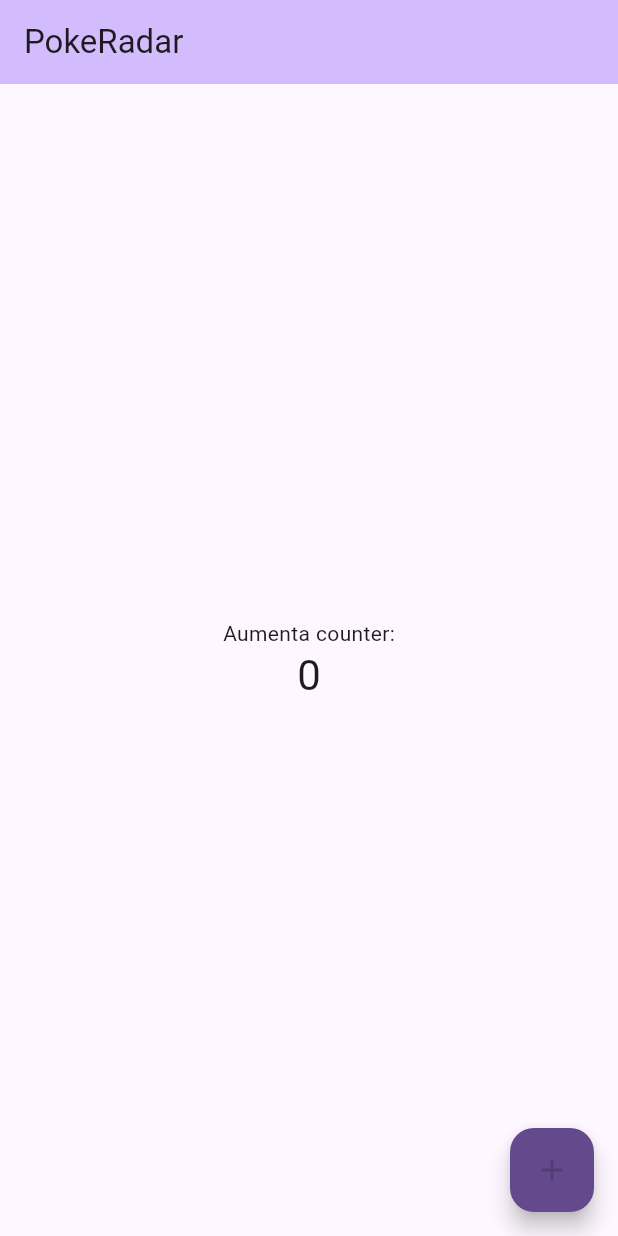
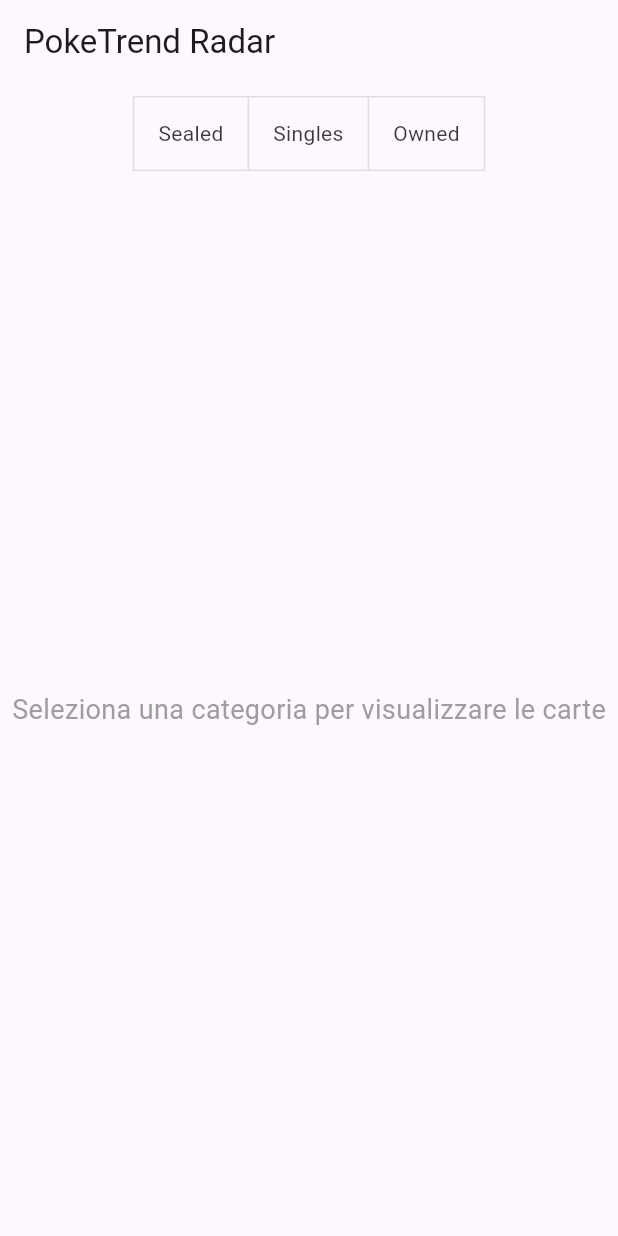
Before and after one commit to Sokoodo/poke_radar_flutter_app, a Flutter app: the screen it shows after launch, on a phone screen of 412 x 824 dp. Run offline on Flutter 3.47's test engine with Material 3 defaults, Android fonts, the light colour scheme and no system bars; our stand-ins replace cached_network_image, syncfusion_flutter_charts.

Commit message:
app conversion pt.1

```diff
--- a/lib/main.dart
+++ b/lib/main.dart
@@ -1,123 +1,29 @@
 import 'package:flutter/material.dart';
+import 'package:provider/provider.dart';
+import 'providers/card_provider.dart';
+import 'providers/category_provider.dart';
+import 'screens/home_screen.dart';
 
 void main() {
-  runApp(const MyApp());
+  runApp(MyApp());
 }
 
 class MyApp extends StatelessWidget {
-  const MyApp({super.key});
-
-  // This widget is the root of your application.
   @override
   Widget build(BuildContext context) {
-    return MaterialApp(
-      title: 'Flutter Demo',
-      theme: ThemeData(
-        // This is the theme of your application.
-        //
-        // TRY THIS: Try running your application with "flutter run". You'll see
-        // the application has a purple toolbar. Then, without quitting the app,
-        // try changing the seedColor in the colorScheme below to Colors.green
-        // and then invoke "hot reload" (save your changes or press the "hot
-        // reload" button in a Flutter-supported IDE, or press "r" if you used
-        // the command line to start the app).
-        //
-        // Notice that the counter didn't reset back to zero; the application
-        // state is not lost during the reload. To reset the state, use hot
-        // restart instead.
-        //
-        // This works for code too, not just values: Most code changes can be
-        // tested with just a hot reload.
-        colorScheme: ColorScheme.fromSeed(seedColor: Colors.deepPurple),
+    return MultiProvider(
+      providers: [
+        ChangeNotifierProvider(create: (ctx) => CategoryProvider()),
+        ChangeNotifierProvider(create: (ctx) => CardProvider()),
+      ],
+      child: MaterialApp(
+        title: 'PokeTrend Radar',
+        theme: ThemeData(
+          primarySwatch: Colors.blue,
+          visualDensity: VisualDensity.adaptivePlatformDensity,
+        ),
+        home: HomeScreen(),
       ),
-      home: const MyHomePage(title: 'PokeRadar'),
     );
   }
 }
-
-class MyHomePage extends StatefulWidget {
-  const MyHomePage({super.key, required this.title});
-
-  // This widget is the home page of your application. It is stateful, meaning
-  // that it has a State object (defined below) that contains fields that affect
-  // how it looks.
-
-  // This class is the configuration for the state. It holds the values (in this
-  // case the title) provided by the parent (in this case the App widget) and
-  // used by the build method of the State. Fields in a Widget subclass are
-  // always marked "final".
-
-  final String title;
-
-  @override
-  State<MyHomePage> createState() => _MyHomePageState();
-}
-
-class _MyHomePageState extends State<MyHomePage> {
-  int _counter = 0;
-
-  void _incrementCounter() {
-    setState(() {
-      // This call to setState tells the Flutter framework that something has
-      // changed in this State, which causes it to rerun the build method below
-      // so that the display can reflect the updated values. If we changed
-      // _counter without calling setState(), then the build method would not be
-      // called again, and so nothing would appear to happen.
-      _counter++;
-    });
-  }
-
-  @override
-  Widget build(BuildContext context) {
-    // This method is rerun every time setState is called, for instance as done
-    // by the _incrementCounter method above.
-    //
-    // The Flutter framework has been optimized to make rerunning build methods
-    // fast, so that you can just rebuild anything that needs updating rather
-    // than having to individually change instances of widgets.
-    return Scaffold(
-      appBar: AppBar(
-        // TRY THIS: Try changing the color here to a specific color (to
-        // Colors.amber, perhaps?) and trigger a hot reload to see the AppBar
-        // change color while the other colors stay the same.
-        backgroundColor: Theme.of(context).colorScheme.inversePrimary,
-        // Here we take the value from the MyHomePage object that was created by
-        // the App.build method, and use it to set our appbar title.
-        title: Text(widget.title),
-      ),
-      body: Center(
-        // Center is a layout widget. It takes a single child and positions it
-        // in the middle of the parent.
-        child: Column(
-          // Column is also a layout widget. It takes a list of children and
-          // arranges them vertically. By default, it sizes itself to fit its
-          // children horizontally, and tries to be as tall as its parent.
-          //
-          // Column has various properties to control how it sizes itself and
-          // how it positions its children. Here we use mainAxisAlignment to
-          // center the children vertically; the main axis here is the vertical
-          // axis because Columns are vertical (the cross axis would be
-          // horizontal).
-          //
-          // TRY THIS: Invoke "debug painting" (choose the "Toggle Debug Paint"
-          // action in the IDE, or press "p" in the console), to see the
-          // wireframe for each widget.
-          mainAxisAlignment: MainAxisAlignment.center,
-          children: <Widget>[
-            const Text('Aumenta counter:'),
-            Text(
-              '$_counter',
-              style: Theme.of(context).textTheme.headlineMedium,
-            ),
-          ],
-        ),
-      ),
-      floatingActionButton: FloatingActionButton(
-        onPressed: _incrementCounter,
-        tooltip: 'Increment',
-        backgroundColor: Color.fromARGB(255, 101, 73, 141),
-        child: const Icon(Icons.add),
-      ), // This trailing comma makes auto-formatting nicer for build methods.
-    );
-  }
-}
--- /dev/null
+++ b/lib/models/card_model.dart
@@ -0,0 +1,51 @@
+class PokemonCard {
+  final String id;
+  final String name;
+  final String imageUrl;
+  final String category;
+  final double price;
+  final String set;
+  final String number;
+  final String rarity;
+  final bool owned;
+
+  PokemonCard({
+    required this.id,
+    required this.name,
+    required this.imageUrl,
+    required this.category,
+    required this.price,
+    required this.set,
+    required this.number,
+    required this.rarity,
+    required this.owned,
+  });
+
+  factory PokemonCard.fromJson(Map<String, dynamic> json) {
+    return PokemonCard(
+      id: json['id'],
+      name: json['name'],
+      imageUrl: json['imageUrl'],
+      category: json['category'],
+      price: json['price']?.toDouble() ?? 0.0,
+      set: json['set'],
+      number: json['number'],
+      rarity: json['rarity'],
+      owned: json['owned'] ?? false,
+    );
+  }
+}
+
+class PriceHistory {
+  final DateTime date;
+  final double price;
+
+  PriceHistory({required this.date, required this.price});
+
+  factory PriceHistory.fromJson(Map<String, dynamic> json) {
+    return PriceHistory(
+      date: DateTime.parse(json['date']),
+      price: json['price']?.toDouble() ?? 0.0,
+    );
+  }
+}
--- /dev/null
+++ b/lib/providers/card_provider.dart
@@ -0,0 +1,63 @@
+import 'package:flutter/foundation.dart';
+import '../models/card_model.dart';
+import '../services/api_service.dart';
+
+class CardProvider with ChangeNotifier {
+  final ApiService _apiService = ApiService();
+  List<PokemonCard> _cards = [];
+  PokemonCard? _selectedCard;
+  List<PriceHistory> _priceHistory = [];
+  bool _isLoading = false;
+  String _error = '';
+
+  List<PokemonCard> get cards => _cards;
+  PokemonCard? get selectedCard => _selectedCard;
+  List<PriceHistory> get priceHistory => _priceHistory;
+  bool get isLoading => _isLoading;
+  String get error => _error;
+
+  Future<void> loadCardsByCategory(String category) async {
+    if (category.isEmpty) {
+      _cards = [];
+      notifyListeners();
+      return;
+    }
+
+    _isLoading = true;
+    _error = '';
+    notifyListeners();
+
+    try {
+      _cards = await _apiService.getCardsByCategory(category.toLowerCase());
+      _isLoading = false;
+      notifyListeners();
+    } catch (e) {
+      _isLoading = false;
+      _error = e.toString();
+      notifyListeners();
+    }
+  }
+
+  Future<void> loadCardDetail(String id) async {
+    _isLoading = true;
+    _error = '';
+    notifyListeners();
+
+    try {
+      _selectedCard = await _apiService.getCardDetail(id);
+      _priceHistory = await _apiService.getPriceHistory(id);
+      _isLoading = false;
+      notifyListeners();
+    } catch (e) {
+      _isLoading = false;
+      _error = e.toString();
+      notifyListeners();
+    }
+  }
+
+  void clearSelectedCard() {
+    _selectedCard = null;
+    _priceHistory = [];
+    notifyListeners();
+  }
+}
--- /dev/null
+++ b/lib/screens/category_screen.dart
@@ -0,0 +1,78 @@
+import 'package:flutter/material.dart';
+import 'package:provider/provider.dart';
+import '../providers/card_provider.dart';
+import '../providers/category_provider.dart';
+import '../widgets/card_grid.dart';
+
+class CategoryScreen extends StatefulWidget {
+  @override
+  _CategoryScreenState createState() => _CategoryScreenState();
+}
+
+class _CategoryScreenState extends State<CategoryScreen> {
+  @override
+  void initState() {
+    super.initState();
+    // Carica le carte quando lo screen viene inizializzato
+    WidgetsBinding.instance.addPostFrameCallback((_) {
+      final categoryProvider = Provider.of<CategoryProvider>(
+        context,
+        listen: false,
+      );
+      final cardProvider = Provider.of<CardProvider>(context, listen: false);
+
+      if (categoryProvider.activeCategory.isNotEmpty) {
+        cardProvider.loadCardsByCategory(categoryProvider.activeCategory);
+      }
+    });
+  }
+
+  @override
+  Widget build(BuildContext context) {
+    return Consumer2<CategoryProvider, CardProvider>(
+      builder: (ctx, categoryProvider, cardProvider, _) {
+        // Quando cambia la categoria attiva, carica le nuove carte
+        if (categoryProvider.activeCategory.isNotEmpty &&
+            cardProvider.cards.isEmpty &&
+            !cardProvider.isLoading) {
+          WidgetsBinding.instance.addPostFrameCallback((_) {
+            cardProvider.loadCardsByCategory(categoryProvider.activeCategory);
+          });
+        }
+
+        if (categoryProvider.activeCategory.isEmpty) {
+          return Center(
+            child: Text(
+              'Seleziona una categoria per visualizzare le carte',
+              style: TextStyle(fontSize: 18, color: Colors.grey),
+            ),
+          );
+        }
+
+        if (cardProvider.isLoading) {
+          return Center(child: CircularProgressIndicator());
+        }
+
+        if (cardProvider.error.isNotEmpty) {
+          return Center(
+            child: Text(
+              'Errore: ${cardProvider.error}',
+              style: TextStyle(color: Colors.red),
+            ),
+          );
+        }
+
+        if (cardProvider.cards.isEmpty) {
+          return Center(
+            child: Text(
+              'Nessuna carta trovata nella categoria ${categoryProvider.activeCategory}',
+              style: TextStyle(fontSize: 18, color: Colors.grey),
+            ),
+          );
+        }
+
+        return CardGrid(cards: cardProvider.cards);
+      },
+    );
+  }
+}
--- /dev/null
+++ b/lib/screens/home_screen.dart
@@ -0,0 +1,43 @@
+import 'package:flutter/material.dart';
+import 'package:provider/provider.dart';
+import '../providers/category_provider.dart';
+import 'category_screen.dart';
+
+class HomeScreen extends StatelessWidget {
+  @override
+  Widget build(BuildContext context) {
+    return Scaffold(
+      appBar: AppBar(title: Text('PokeTrend Radar')),
+      body: Consumer<CategoryProvider>(
+        builder: (ctx, categoryProvider, _) => Column(
+          children: [
+            Padding(
+              padding: const EdgeInsets.all(8.0),
+              child: ToggleButtons(
+                isSelected: categoryProvider.selectedCategories,
+                onPressed: (int index) {
+                  categoryProvider.toggleCategory(index);
+                },
+                children: [
+                  Padding(
+                    padding: const EdgeInsets.symmetric(horizontal: 16.0),
+                    child: Text('Sealed'),
+                  ),
+                  Padding(
+                    padding: const EdgeInsets.symmetric(horizontal: 16.0),
+                    child: Text('Singles'),
+                  ),
+                  Padding(
+                    padding: const EdgeInsets.symmetric(horizontal: 16.0),
+                    child: Text('Owned'),
+                  ),
+                ],
+              ),
+            ),
+            Expanded(child: CategoryScreen()),
+          ],
+        ),
+      ),
+    );
+  }
+}
--- a/pubspec.yaml
+++ b/pubspec.yaml
@@ -31,10 +31,13 @@
   flutter:
     sdk: flutter
   http: ^1.2.1
-  provider: ^6.1.2
+  provider: ^6.0.5
   # The following adds the Cupertino Icons font to your application.
   # Use with the CupertinoIcons class for iOS style icons.
   cupertino_icons: ^1.0.8
+  syncfusion_flutter_charts: ^30.2.6+1
+  cached_network_image: ^3.4.1
+  flutter_staggered_grid_view: ^0.7.0
 
 dev_dependencies:
   flutter_test:
```
Also changed, not shown: lib/providers/category_provider.dart (added, +53 -0 lines), lib/screens/detail_screen.dart (added, +114 -0 lines), lib/services/api_service.dart (added, +39 -0 lines), lib/widgets/card_grid.dart (added, +46 -0 lines), lib/widgets/pokemon_card.dart (added, +79 -0 lines), pubspec.lock, 2 other files.
